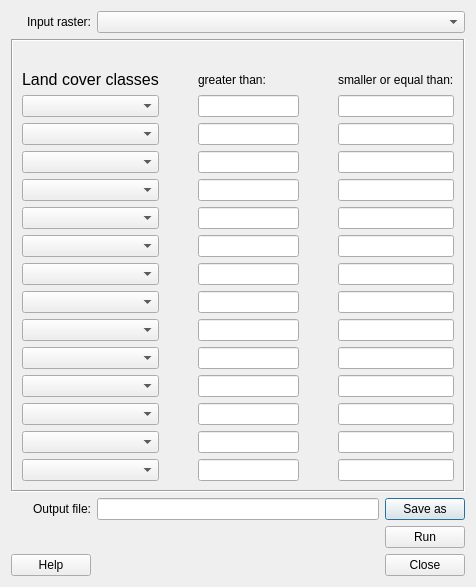
First picture: the form in LandCoverReclassifier/land_cover_reclassifier_dialog_base.ui, repository UMEP-dev/UMEP, before the edit.
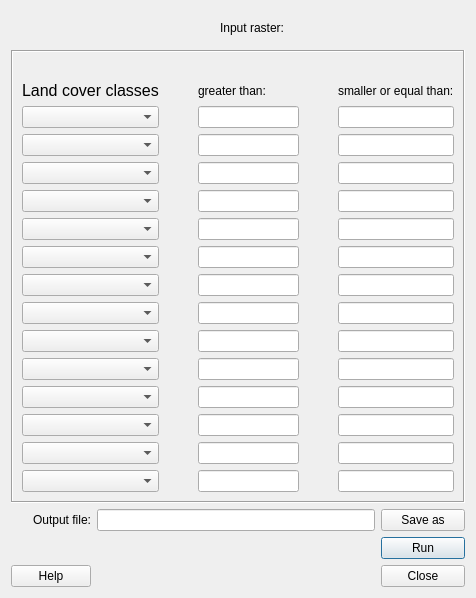
Second picture: the form after the edit.

The edit to the form file:
```diff
--- a/LandCoverReclassifier/land_cover_reclassifier_dialog_base.ui
+++ b/LandCoverReclassifier/land_cover_reclassifier_dialog_base.ui
@@ -7,14 +7,55 @@
     <x>0</x>
     <y>0</y>
     <width>476</width>
-    <height>585</height>
+    <height>598</height>
    </rect>
   </property>
   <property name="windowTitle">
    <string>Land Cover Reclassifier</string>
   </property>
   <layout class="QGridLayout" name="gridLayout">
-   <item row="0" column="0">
+   <item row="3" column="5">
+    <widget class="QPushButton" name="runButton">
+     <property name="text">
+      <string>Run</string>
+     </property>
+    </widget>
+   </item>
+   <item row="4" column="5">
+    <widget class="QPushButton" name="closeButton">
+     <property name="enabled">
+      <bool>true</bool>
+     </property>
+     <property name="text">
+      <string>Close</string>
+     </property>
+    </widget>
+   </item>
+   <item row="4" column="1">
+    <widget class="QPushButton" name="helpButton">
+     <property name="text">
+      <string>Help</string>
+     </property>
+    </widget>
+   </item>
+   <item row="2" column="1">
+    <widget class="QLabel" name="label_6">
+     <property name="text">
+      <string>Output file:</string>
+     </property>
+     <property name="alignment">
+      <set>Qt::AlignRight|Qt::AlignTrailing|Qt::AlignVCenter</set>
+     </property>
+    </widget>
+   </item>
+   <item row="2" column="5">
+    <widget class="QPushButton" name="pushButtonSave">
+     <property name="text">
+      <string>Save as</string>
+     </property>
+    </widget>
+   </item>
+   <item row="0" column="3">
     <widget class="QLabel" name="label_2">
      <property name="text">
       <string>Input raster:</string>
@@ -27,14 +68,7 @@
      </property>
     </widget>
    </item>
-   <item row="0" column="1" colspan="2">
-    <widget class="QComboBox" name="comboBox_lcgrid">
-     <property name="toolTip">
-      <string>Any valid raster dataset (float or integer) loaded into QGIS will appear in this dropdown list. Choose the one that includes your land cover information.</string>
-     </property>
-    </widget>
-   </item>
-   <item row="1" column="0" colspan="3">
+   <item row="1" column="1" colspan="5">
     <widget class="QFrame" name="frame_2">
      <property name="frameShape">
       <enum>QFrame::Box</enum>
@@ -1077,50 +1111,36 @@
      </layout>
     </widget>
    </item>
-   <item row="2" column="0">
-    <widget class="QLabel" name="label_6">
-     <property name="text">
-      <string>Output file:</string>
+   <item row="0" column="2">
+    <spacer name="horizontalSpacer_3">
+     <property name="orientation">
+      <enum>Qt::Horizontal</enum>
      </property>
-     <property name="alignment">
-      <set>Qt::AlignRight|Qt::AlignTrailing|Qt::AlignVCenter</set>
+     <property name="sizeHint" stdset="0">
+      <size>
+       <width>40</width>
+       <height>20</height>
+      </size>
      </property>
+    </spacer>
+   </item>
+   <item row="0" column="4" colspan="2">
+    <widget class="QWidget" name="widgetLCgrid" native="true">
+     <property name="minimumSize">
+      <size>
+       <width>175</width>
+       <height>30</height>
+      </size>
+     </property>
+     <property name="layoutDirection">
+      <enum>Qt::LeftToRight</enum>
+     </property>
+     <layout class="QGridLayout" name="gridLayout_3"/>
     </widget>
    </item>
-   <item row="2" column="1">
+   <item row="2" column="2" colspan="3">
     <widget class="QLineEdit" name="textOutput"/>
    </item>
-   <item row="2" column="2">
-    <widget class="QPushButton" name="pushButtonSave">
-     <property name="text">
-      <string>Save as</string>
-     </property>
-    </widget>
-   </item>
-   <item row="3" column="2">
-    <widget class="QPushButton" name="runButton">
-     <property name="text">
-      <string>Run</string>
-     </property>
-    </widget>
-   </item>
-   <item row="4" column="0">
-    <widget class="QPushButton" name="helpButton">
-     <property name="text">
-      <string>Help</string>
-     </property>
-    </widget>
-   </item>
-   <item row="4" column="2">
-    <widget class="QPushButton" name="closeButton">
-     <property name="enabled">
-      <bool>true</bool>
-     </property>
-     <property name="text">
-      <string>Close</string>
-     </property>
-    </widget>
-   </item>
   </layout>
  </widget>
  <resources/>
```
Left out of the diff: 9 changed lines with no effect on the pictures.
